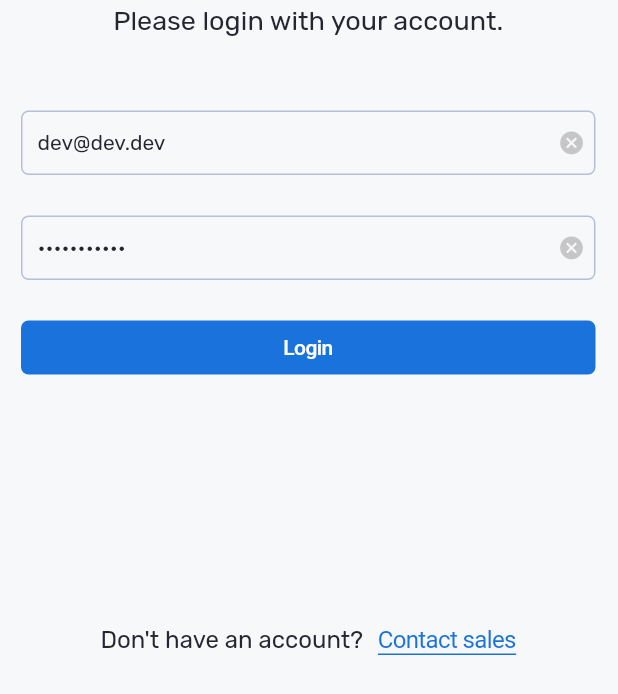
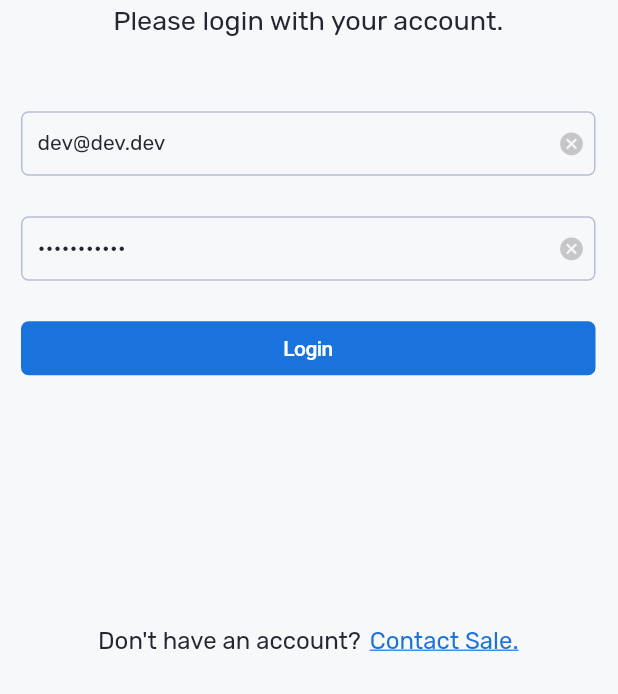
Before and after one commit to v-romanyuk/flutter_autobound, a Flutter app: the screen it shows after launch, on a phone screen of 412 x 824 dp. Shown: the part 506-1200 px from the top of the screen. Run offline on Flutter 3.47's test engine with Material 2 defaults, Android fonts, the phone set to English and light mode, and no system bars; our stand-ins replace dio, email_validator, get, platform, shared_preferences.

Commit message:
added contact sales

```diff
--- a/lib/screens/auth/login_screen.dart
+++ b/lib/screens/auth/login_screen.dart
@@ -1,5 +1,6 @@
 import 'package:Autobound/models/models.dart';
 import 'package:Autobound/providers.dart';
+import 'package:Autobound/screens/auth/widgets/contact_sales.dart';
 import 'package:Autobound/screens/suggested_campaigns/suggested_campaigns_screen.dart';
 import 'package:Autobound/styles/colors.dart';
 import 'package:Autobound/widgets/app_form_item.dart';
@@ -206,29 +207,7 @@ class _LoginScreenState extends State<LoginScreen> {
                     ),
                   ),
                 ]),
-                Row(
-                  mainAxisAlignment: MainAxisAlignment.center,
-                  children: [
-                    const Text(
-                      'Don\'t have an account?',
-                      style: TextStyle(
-                        fontSize: 16,
-                      ),
-                    ),
-                    Container(
-                      margin: const EdgeInsets.only(left: 10),
-                      decoration: const BoxDecoration(border: Border(bottom: BorderSide(color: AppColors.primary))),
-                      child: CupertinoButton(
-                          minSize: 0,
-                          padding: EdgeInsets.zero,
-                          child: const Text(
-                            'Contact sales',
-                            style: TextStyle(fontSize: 16),
-                          ),
-                          onPressed: () => {}),
-                    ),
-                  ],
-                ),
+                const ContactSale()
               ],
             ),
           ),
--- /dev/null
+++ b/lib/screens/auth/widgets/contact_sales.dart
@@ -0,0 +1,82 @@
+import 'dart:core';
+import 'package:Autobound/styles/colors.dart';
+import 'package:flutter/cupertino.dart';
+import 'package:Autobound/services/services.dart';
+
+class ContactSale extends StatelessWidget {
+  const ContactSale({Key? key}) : super(key: key);
+
+  @override
+  Widget build(BuildContext context) {
+
+    showNoMailAppsDialog(BuildContext context) {
+      CupertinoAlertDialog alert = CupertinoAlertDialog(
+        title: const Text('Open Mail App'),
+        content: const Text('No mail apps installed'),
+        actions: [
+          CupertinoDialogAction(
+            child: const Text('OK'),
+            onPressed: () {
+              Navigator.pop(context);
+            },
+          ),
+        ],
+      );
+
+      return showCupertinoDialog(
+        context: context,
+        builder: (BuildContext context) {
+          return alert;
+        },
+      );
+    }
+
+    Future<void> openMailClientAndPopulateEmailData() async {
+      var apps = await OpenMailApp.getMailApps();
+      if (apps.isEmpty) {
+        showNoMailAppsDialog(context);
+      } else {
+        showCupertinoModalPopup(
+          context: context,
+          builder: (context) {
+            return MailAppPickerDialog(
+              mailApps: apps,
+              emailContent: EmailContent(
+                to: [
+                  'sales@autobound.ai',
+                ],
+                subject: 'Subscribe',
+                body: 'I would like to use your App!',
+                // cc: ['sales@autobound.ai'],
+                // bcc: ['sales@autobound.ai'],
+              ),
+            );
+          },
+        );
+      }
+    }
+
+    return Row(
+      mainAxisAlignment: MainAxisAlignment.center,
+      children: [
+        const Text(
+          'Don\'t have an account?',
+          style: TextStyle(fontSize: 16.0),
+        ),
+        const SizedBox(width: 6.0,),
+        GestureDetector(
+          onTap: openMailClientAndPopulateEmailData,
+          child: const Text(
+            'Contact Sale.',
+            style: TextStyle(
+                decoration: TextDecoration.underline,
+                fontSize: 16.0,
+                fontWeight: FontWeight.w400,
+                color: AppColors.primary
+            ),
+          ),
+        ),
+      ],
+    );
+  }
+}
--- /dev/null
+++ b/lib/services/open_email_service.dart
@@ -0,0 +1,432 @@
+import 'dart:convert';
+
+import 'package:flutter/cupertino.dart';
+import 'package:flutter/foundation.dart';
+import 'package:flutter/material.dart';
+import 'package:flutter/services.dart';
+import 'package:platform/platform.dart';
+import 'package:url_launcher/url_launcher.dart';
+
+/// Launch Schemes for supported apps:
+const String _LAUNCH_SCHEME_APPLE_MAIL = 'message://';
+const String _LAUNCH_SCHEME_GMAIL = 'googlegmail://';
+const String _LAUNCH_SCHEME_DISPATCH = 'x-dispatch://';
+const String _LAUNCH_SCHEME_SPARK = 'readdle-spark://';
+const String _LAUNCH_SCHEME_AIRMAIL = 'airmail://';
+const String _LAUNCH_SCHEME_OUTLOOK = 'ms-outlook://';
+const String _LAUNCH_SCHEME_YAHOO = 'ymail://';
+const String _LAUNCH_SCHEME_FASTMAIL = 'fastmail://';
+const String _LAUNCH_SCHEME_SUPERHUMAN = 'superhuman://';
+
+/// Provides ability to query device for installed email apps and open those
+/// apps
+class OpenMailApp {
+  OpenMailApp._();
+
+  @visibleForTesting
+  static Platform platform = const LocalPlatform();
+
+  static bool get _isAndroid => platform.isAndroid;
+
+  static bool get _isIOS => platform.isIOS;
+
+  static const MethodChannel _channel = MethodChannel('open_mail_app');
+  static List<String> _filterList = <String>['paypal'];
+  static final List<MailApp> _supportedMailApps = [
+    MailApp(
+      name: 'Apple Mail',
+      iosLaunchScheme: _LAUNCH_SCHEME_APPLE_MAIL,
+      composeData: ComposeData(
+        base: 'mailto:',
+      ),
+    ),
+    MailApp(
+      name: 'Gmail',
+      iosLaunchScheme: _LAUNCH_SCHEME_GMAIL,
+      composeData: ComposeData(
+        base: _LAUNCH_SCHEME_GMAIL + '/co',
+      ),
+    ),
+    MailApp(
+      name: 'Dispatch',
+      iosLaunchScheme: _LAUNCH_SCHEME_DISPATCH,
+      composeData: ComposeData(
+        base: _LAUNCH_SCHEME_DISPATCH + '/compose',
+      ),
+    ),
+    MailApp(
+      name: 'Spark',
+      iosLaunchScheme: _LAUNCH_SCHEME_SPARK,
+      composeData: ComposeData(
+        base: _LAUNCH_SCHEME_SPARK + 'compose',
+        to: 'recipient',
+      ),
+    ),
+    MailApp(
+      name: 'Airmail',
+      iosLaunchScheme: _LAUNCH_SCHEME_AIRMAIL,
+      composeData: ComposeData(
+        base: _LAUNCH_SCHEME_AIRMAIL + 'compose',
+        body: 'plainBody',
+      ),
+    ),
+    MailApp(
+      name: 'Outlook',
+      iosLaunchScheme: _LAUNCH_SCHEME_OUTLOOK,
+      composeData: ComposeData(
+        base: _LAUNCH_SCHEME_OUTLOOK + 'compose',
+      ),
+    ),
+    MailApp(
+      name: 'Yahoo',
+      iosLaunchScheme: _LAUNCH_SCHEME_YAHOO,
+      composeData: ComposeData(
+        base: _LAUNCH_SCHEME_YAHOO + 'mail/compose',
+      ),
+    ),
+    MailApp(
+      name: 'Fastmail',
+      iosLaunchScheme: _LAUNCH_SCHEME_FASTMAIL,
+      composeData: ComposeData(
+        base: _LAUNCH_SCHEME_FASTMAIL + 'mail/compose',
+      ),
+    ),
+    MailApp(
+      name: 'Superhuman',
+      iosLaunchScheme: _LAUNCH_SCHEME_SUPERHUMAN,
+      composeData: ComposeData(),
+    ),
+  ];
+
+  static Future<OpenMailAppResult> openMailApp({
+    String nativePickerTitle = '',
+  }) async {
+    if (_isAndroid) {
+      final result = await _channel.invokeMethod<bool>(
+            'openMailApp',
+            <String, dynamic>{'nativePickerTitle': nativePickerTitle},
+          ) ??
+          false;
+      return OpenMailAppResult(didOpen: result);
+    } else if (_isIOS) {
+      final apps = await _getIosMailApps();
+      if (apps.length == 1) {
+        final result = await launch(
+          apps.first.iosLaunchScheme,
+          forceSafariVC: false,
+        );
+        return OpenMailAppResult(didOpen: result);
+      } else {
+        return OpenMailAppResult(didOpen: false, options: apps);
+      }
+    } else {
+      throw Exception('Platform not supported');
+    }
+  }
+
+  static Future<OpenMailAppResult> composeNewEmailInMailApp({
+    String nativePickerTitle = '',
+    required EmailContent emailContent,
+  }) async {
+    if (_isAndroid) {
+      final result = await _channel.invokeMethod<bool>(
+            'composeNewEmailInMailApp',
+            <String, String>{
+              'nativePickerTitle': nativePickerTitle,
+              'emailContent': emailContent.toJson(),
+            },
+          ) ??
+          false;
+
+      return OpenMailAppResult(didOpen: result);
+    } else if (_isIOS) {
+      List<MailApp> installedApps = await _getIosMailApps();
+      if (installedApps.length == 1) {
+        bool result = await launch(
+          installedApps.first.iosLaunchScheme,
+          forceSafariVC: false,
+        );
+        return OpenMailAppResult(didOpen: result);
+      } else {
+        return OpenMailAppResult(didOpen: false, options: installedApps);
+      }
+    } else {
+      throw Exception('Platform currently not supported.');
+    }
+  }
+
+  static Future<bool> composeNewEmailInSpecificMailApp({
+    required MailApp mailApp,
+    required EmailContent emailContent,
+  }) async {
+    if (_isAndroid) {
+      final result = await _channel.invokeMethod<bool>(
+            'composeNewEmailInSpecificMailApp',
+            <String, dynamic>{
+              'name': mailApp.name,
+              'emailContent': emailContent.toJson(),
+            },
+          ) ??
+          false;
+      return result;
+    } else if (_isIOS) {
+      String? launchScheme = mailApp.composeLaunchScheme(emailContent);
+      if (launchScheme != null) {
+        return await launch(
+          launchScheme,
+          forceSafariVC: false,
+        );
+      }
+
+      return false;
+    } else {
+      throw Exception('Platform currently not supported');
+    }
+  }
+
+  static Future<bool> openSpecificMailApp(MailApp mailApp) async {
+    if (_isAndroid) {
+      var result = await _channel.invokeMethod<bool>(
+            'openSpecificMailApp',
+            <String, dynamic>{'name': mailApp.name},
+          ) ??
+          false;
+      return result;
+    } else if (_isIOS) {
+      return await launch(
+        mailApp.iosLaunchScheme,
+        forceSafariVC: false,
+      );
+    } else {
+      throw Exception('Platform not supported');
+    }
+  }
+
+  static Future<List<MailApp>> getMailApps() async {
+    if (_isAndroid) {
+      return await _getAndroidMailApps();
+    } else if (_isIOS) {
+      return await _getIosMailApps();
+    } else {
+      throw Exception('Platform not supported');
+    }
+  }
+
+  static Future<List<MailApp>> _getAndroidMailApps() async {
+    var appsJson = await _channel.invokeMethod<String>('getMainApps');
+    var apps = <MailApp>[];
+
+    if (appsJson != null) {
+      apps = (jsonDecode(appsJson) as Iterable)
+          .map((x) => MailApp.fromJson(x))
+          .where((app) => !_filterList.contains(app.name.toLowerCase()))
+          .toList();
+    }
+
+    return apps;
+  }
+
+  static Future<List<MailApp>> _getIosMailApps() async {
+    var installedApps = <MailApp>[];
+    for (var app in _supportedMailApps) {
+      if (await canLaunch(app.iosLaunchScheme) && !_filterList.contains(app.name.toLowerCase())) {
+        installedApps.add(app);
+      }
+    }
+    return installedApps;
+  }
+
+  static void setFilterList(List<String> filterList) {
+    _filterList = filterList.map((e) => e.toLowerCase()).toList();
+  }
+}
+
+class MailAppPickerDialog extends StatelessWidget {
+  final String title;
+
+  /// The mail apps for the dialog to provide as options
+  final List<MailApp> mailApps;
+  final EmailContent? emailContent;
+
+  const MailAppPickerDialog({
+    Key? key,
+    this.title = 'Choose Your Mail Provider',
+    required this.mailApps,
+    this.emailContent,
+  }) : super(key: key);
+
+  @override
+  Widget build(BuildContext context) {
+    return CupertinoActionSheet(
+      title: Text(
+        title,
+        style: const TextStyle(fontSize: 16),
+      ),
+      actions: [
+        for (var app in mailApps)
+          CupertinoActionSheetAction(
+            child: Text(app.name),
+            onPressed: () {
+              final content = emailContent;
+              if (content != null) {
+                OpenMailApp.composeNewEmailInSpecificMailApp(
+                  mailApp: app,
+                  emailContent: content,
+                );
+              } else {
+                OpenMailApp.openSpecificMailApp(app);
+              }
+
+              Navigator.pop(context);
+            },
+          ),
+      ],
+      cancelButton: CupertinoActionSheetAction(
+        child: const Text('Cancel'),
+        onPressed: () {
+          Navigator.pop(context);
+        },
+      ),
+    );
+  }
+}
+
+class ComposeData {
+  String base;
+  String to;
+  String cc;
+  String bcc;
+  String subject;
+  String body;
+  bool composeStarted = false;
+
+  String get qsPairSeparator {
+    String separator = !composeStarted ? '?' : '&';
+    composeStarted = true;
+    return separator;
+  }
+
+  ComposeData({
+    this.base = 'mailto:',
+    this.to = 'to',
+    this.cc = 'cc',
+    this.bcc = 'bcc',
+    this.subject = 'subject',
+    this.body = 'body',
+  });
+
+  String getComposeLaunchSchemeForIos(EmailContent content) {
+    String scheme = base;
+
+    if (content.to.isNotEmpty) {
+      scheme += '$qsPairSeparator$to=${content.to.join(',')}';
+    }
+
+    if (content.cc.isNotEmpty) {
+      scheme += '$qsPairSeparator$cc=${content.cc.join(',')}';
+    }
+
+    if (content.bcc.isNotEmpty) {
+      scheme += '$qsPairSeparator$bcc=${content.bcc.join(',')}';
+    }
+
+    if (content.subject.isNotEmpty) {
+      scheme += '$qsPairSeparator$subject=${content.subject}';
+    }
+
+    if (content.body.isNotEmpty) {
+      scheme += '$qsPairSeparator$body=${content.body}';
+    }
+
+    composeStarted = false;
+
+    return scheme;
+  }
+
+  @override
+  String toString() {
+    return getComposeLaunchSchemeForIos(EmailContent());
+  }
+}
+
+class MailApp {
+  final String name;
+  final String iosLaunchScheme;
+  final ComposeData? composeData;
+
+  const MailApp({
+    required this.name,
+    required this.iosLaunchScheme,
+    this.composeData,
+  });
+
+  factory MailApp.fromJson(Map<String, dynamic> json) => MailApp(
+        name: json["name"],
+        iosLaunchScheme: json["iosLaunchScheme"] ?? '',
+        composeData: json["composeData"] ?? ComposeData(),
+      );
+
+  Map<String, dynamic> toJson() => {
+        "name": name,
+        "iosLaunchScheme": iosLaunchScheme,
+        "composeData": composeData,
+      };
+
+  String? composeLaunchScheme(EmailContent content) {
+    if (OpenMailApp._isAndroid) {
+      return content.toJson();
+    } else if (OpenMailApp._isIOS) {
+      return composeData!.getComposeLaunchSchemeForIos(content);
+    } else {
+      throw Exception('Platform not supported');
+    }
+  }
+}
+
+class OpenMailAppResult {
+  final bool didOpen;
+  final List<MailApp> options;
+
+  bool get canOpen => options.isNotEmpty;
+
+  OpenMailAppResult({
+    required this.didOpen,
+    this.options = const <MailApp>[],
+  });
+}
+
+class EmailContent {
+  final List<String> to;
+  final List<String> cc;
+  final List<String> bcc;
+  final String _subject;
+
+  String get subject => OpenMailApp._isIOS ? Uri.encodeComponent(_subject) : _subject;
+  final String _body;
+
+  String get body => OpenMailApp._isIOS ? Uri.encodeComponent(_body) : _body;
+
+  EmailContent({
+    List<String>? to,
+    List<String>? cc,
+    List<String>? bcc,
+    String? subject,
+    String? body,
+  })  : to = to ?? const [],
+        cc = cc ?? const [],
+        bcc = bcc ?? const [],
+        _subject = subject ?? '',
+        _body = body ?? '';
+
+  String toJson() {
+    final Map<String, dynamic> emailContent = {
+      'to': to,
+      'cc': cc,
+      'bcc': bcc,
+      'subject': subject,
+      'body': body,
+    };
+
+    return json.encode(emailContent);
+  }
+}
--- a/lib/services/services.dart
+++ b/lib/services/services.dart
@@ -1 +1,2 @@
 export 'package:Autobound/services/http/http_service.dart';
+export 'package:Autobound/services/open_email_service.dart';
--- a/pubspec.yaml
+++ b/pubspec.yaml
@@ -41,6 +41,7 @@ dependencies:
   get: ^4.3.8
   provider: ^6.0.1
   shared_preferences: ^2.0.8
+  url_launcher: ^6.0.12
 
 dev_dependencies:
   build_runner: ^2.1.4
```
Also changed, not shown: pubspec.lock, 2 other files.
